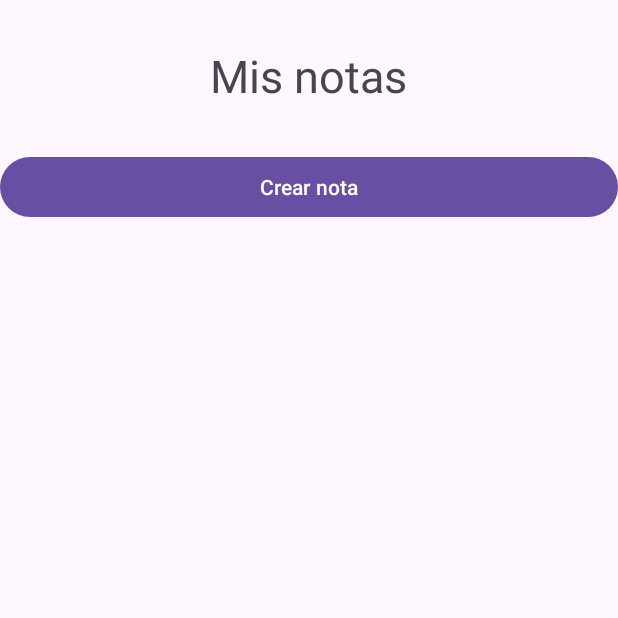
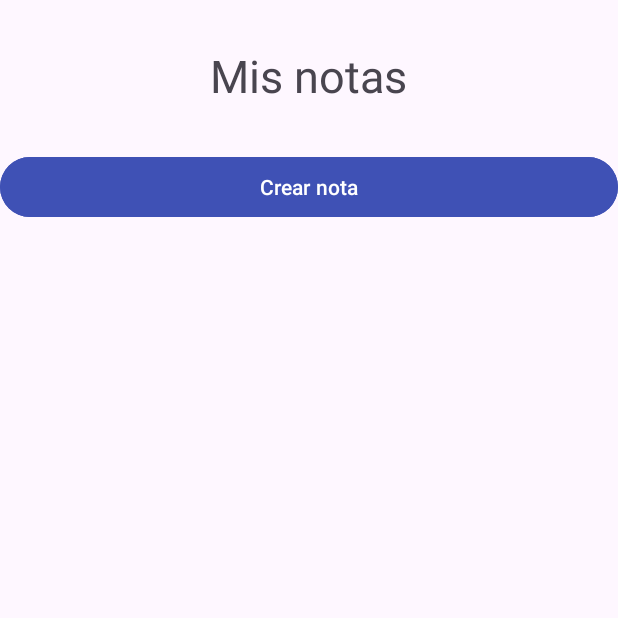
Before and after one commit to ArmijosAndres/NotasAndroid, an Android app: the screen it shows after launch once a user with an empty profile is signed in (InicioActivity), on a phone screen of 412 x 824 dp, the top half of it. Run offline under Robolectric (Android 15) with nearby library versions, the phone set to English and light mode, and no system bars; our stand-ins replace Firebase (no records; nobody signed in at launch, a user with empty details on screens opened directly).

Commit message:
Notas1.1

```diff
--- a/app/src/main/res/layout/activity_inicio.xml
+++ b/app/src/main/res/layout/activity_inicio.xml
@@ -19,9 +19,18 @@
         android:layout_marginTop="30dp"/>
 
     <Button
+        android:id="@+id/btn_crear_nota"
         android:layout_width="match_parent"
         android:layout_height="wrap_content"
         android:text="Crear nota"
+        android:layout_marginTop="30dp"
+        android:backgroundTint="@color/azul"/>
+
+    <!-- Lista dinamica -->
+    <androidx.recyclerview.widget.RecyclerView
+        android:id="@+id/rv_notas"
+        android:layout_width="match_parent"
+        android:layout_height="wrap_content"
         android:layout_marginTop="30dp"/>
 
 </LinearLayout>
--- a/app/src/main/res/values/colors.xml
+++ b/app/src/main/res/values/colors.xml
@@ -2,4 +2,5 @@
 <resources>
     <color name="black">#FF000000</color>
     <color name="white">#FFFFFFFF</color>
+    <color name="azul">#3F51B5</color>
 </resources>
```
